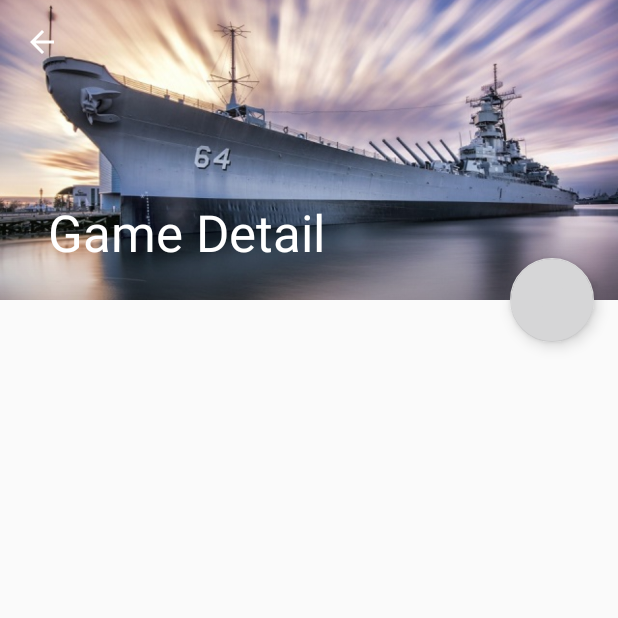
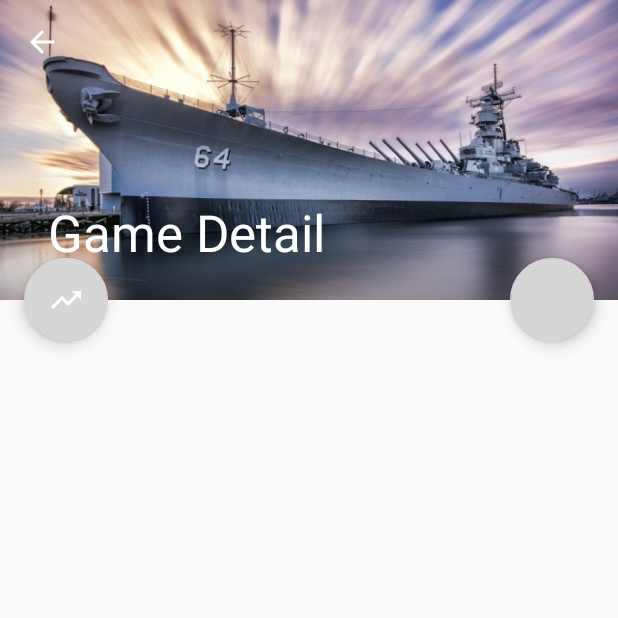
Before and after one commit to bassie1995/Gamr.io, an Android app: the GameDetailActivity screen opened directly, with no data from a screen before it, on a phone screen of 412 x 824 dp, the top half of it. Run offline under Robolectric (Android 15) with nearby library versions, the phone set to English and light mode, and no system bars; 2 statements that could not run were skipped.

```diff
--- a/app/src/main/java/nl/verhoogenvansetten/gamrio/GameDetailActivity.java
+++ b/app/src/main/java/nl/verhoogenvansetten/gamrio/GameDetailActivity.java
@@ -10,6 +10,8 @@ import android.support.v7.widget.Toolbar;
 import android.view.MenuItem;
 import android.view.View;
 import android.widget.ImageView;
+
+import nl.verhoogenvansetten.gamrio.ui.HighScoreActivity;
 
 /**
  * An activity representing a single Game detail screen. This
@@ -33,6 +35,17 @@ public class GameDetailActivity extends AppCompatActivity {
             @Override
             public void onClick(View view) {
                  startActivity(new Intent(GameDetailActivity.this, GameList.getGame(getIntent().getIntExtra(GameDetailFragment.ARG_ITEM_ID, -1)).className));
+            }
+        });
+
+        //Create a fab for the highscores JD
+        FloatingActionButton highscoresFab = (FloatingActionButton) findViewById(R.id.highscores_fab);
+        highscoresFab.setOnClickListener(new View.OnClickListener() {
+            @Override
+            public void onClick(View view) {
+                Intent intent = new Intent(GameDetailActivity.this, HighScoreActivity.class);
+                intent.putExtra("ID", getIntent().getIntExtra(GameDetailFragment.ARG_ITEM_ID, -1));
+                startActivity(intent);
             }
         });
 
--- a/app/src/main/java/nl/verhoogenvansetten/gamrio/ui/HighScoreActivity.java
+++ b/app/src/main/java/nl/verhoogenvansetten/gamrio/ui/HighScoreActivity.java
@@ -50,6 +50,7 @@ public class HighScoreActivity extends Activity{
 
         //Get the adapter
         adapter = new HighScoreAdapter(HighScoreUtil.getHighScoresForGame(gameID, amountOfScores), this);
+        rv.setAdapter(adapter);
 
 
     }
--- a/app/src/main/java/nl/verhoogenvansetten/gamrio/util/HighScoreTest.java
+++ b/app/src/main/java/nl/verhoogenvansetten/gamrio/util/HighScoreTest.java
@@ -25,10 +25,10 @@ public class HighScoreTest {
             //score.setPoints(random.nextInt(Integer.MAX_VALUE));
             score.setPoints(random.nextInt(1000));
             // Log.d("", "Adding score: " + score.getPlayerName() + " : " + score.getPoints());
-            HighScoreUtil.addScore(random.nextInt(4)+1, score);
+            HighScoreUtil.addScore(random.nextInt(7)+1, score);
         }
         //Getting highscores
-        for(int i = 1; i < 5 ; i++){
+        for(int i = 1; i < 8 ; i++){
             scores = HighScoreUtil.getHighScoresForGame(1, 300);
             for (Score score: scores) {
                 // Log.d("", "Score: " + score.getPlayerName() + " - " + score.getPoints());
--- a/app/src/main/res/layout/activity_game_detail.xml
+++ b/app/src/main/res/layout/activity_game_detail.xml
@@ -84,4 +84,25 @@
 
     </FrameLayout>
 
+    <FrameLayout
+        android:layout_width="wrap_content"
+        android:layout_height="wrap_content"
+        app:layout_anchor="@+id/app_bar"
+        app:layout_anchorGravity="bottom|left|start"
+        android:translationZ="6dp" >
+
+        <android.support.design.widget.FloatingActionButton
+            android:contentDescription="@string/highscores"
+            android:id="@+id/highscores_fab"
+            android:layout_width="wrap_content"
+            android:layout_height="wrap_content"
+            android:layout_gravity="center_vertical|end"
+            android:layout_margin="@dimen/fab_margin"
+            app:srcCompat="@drawable/ic_trending_up"
+            android:transitionName="@string/transition_fab"
+            android:stateListAnimator="@drawable/fab_lift_on_touch" />
+
+    </FrameLayout>
+
+
 </android.support.design.widget.CoordinatorLayout>
--- a/app/src/main/res/values/strings.xml
+++ b/app/src/main/res/values/strings.xml
@@ -58,8 +58,8 @@
     <string name="favorite">Add to favorites</string>
     <string name="share">Share</string>
     <string name="pref_header_general">General</string>
-    <string name="highscores">High scores</string>
     <string name="connect">Connect to host or game</string>
+    <string name="highscores">View your highscores</string>
     <string name="transition_header">header_transition</string>
     <string name="transition_fab">fab_transition</string>
     <string name="transition_background">background_transition</string>
```
Also changed, not shown: app/src/main/res/drawable-hdpi/ic_trending_up.png (added), app/src/main/res/drawable-mdpi/ic_trending_up.png (added), app/src/main/res/drawable-xhdpi/ic_trending_up.png (added), app/src/main/res/drawable-xxhdpi/ic_trending_up.png (added), app/src/main/res/drawable-xxxhdpi/ic_trending_up.png (added).
